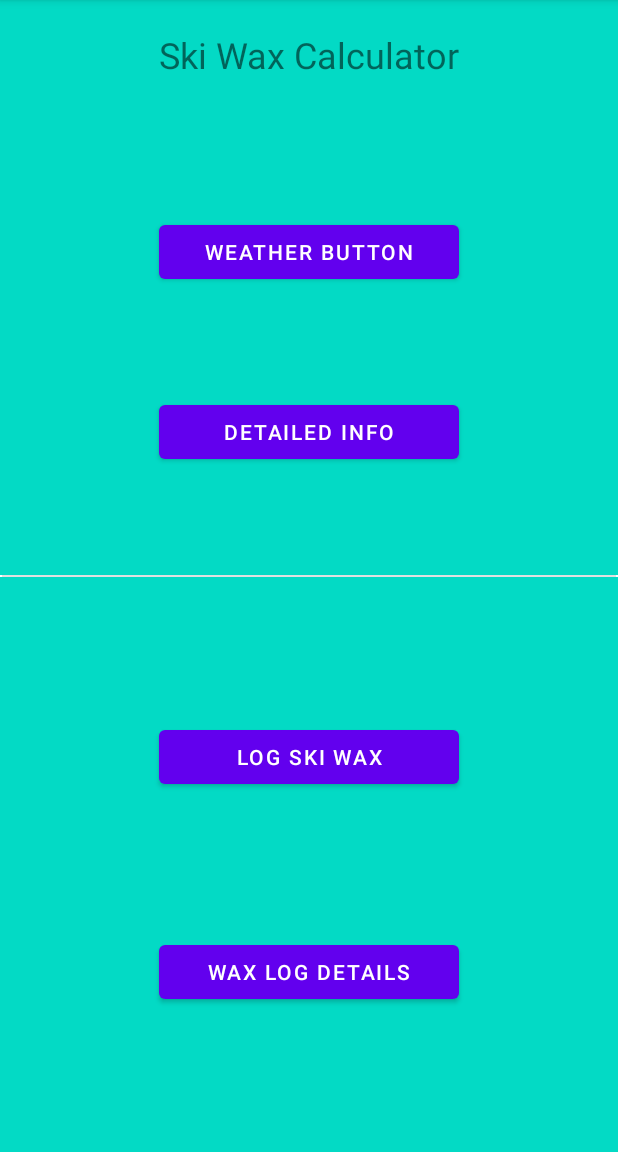
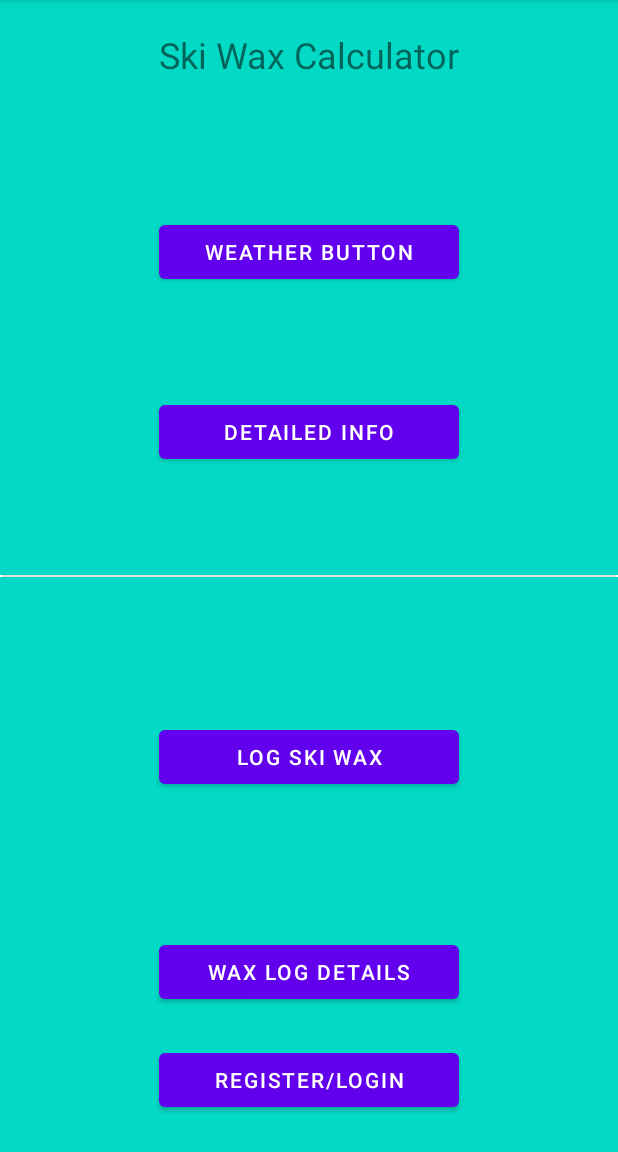
Before and after one commit to ALentini222/COMP3025Assignment, an Android app: the screen it shows after launch (MainActivity), on a phone screen of 412 x 824 dp, the part 84-1236 px from its top. Run offline under Robolectric (Android 15) with nearby library versions, the phone set to English and light mode, and no system bars.

Commit message:
Views and Controllers for the important stuff created

```diff
--- a/app/build.gradle
+++ b/app/build.gradle
@@ -1,7 +1,6 @@
 plugins {
     id 'com.android.application'
     id 'kotlin-android'
-    id 'com.google.gms.google-services'
 }
 
 android {
@@ -45,7 +44,6 @@ dependencies {
     implementation 'com.google.android.material:material:1.5.0'
     implementation 'androidx.constraintlayout:constraintlayout:2.1.3'
     implementation 'androidx.gridlayout:gridlayout:1.0.0'
-    implementation 'com.google.firebase:firebase-firestore:24.0.2'
     androidTestImplementation 'androidx.test.ext:junit:1.1.3'
     androidTestImplementation 'androidx.test.espresso:espresso-core:3.4.0'
 }
--- a/app/src/main/res/layout/activity_main.xml
+++ b/app/src/main/res/layout/activity_main.xml
@@ -1,6 +1,5 @@
 <?xml version="1.0" encoding="utf-8"?>
-<androidx.constraintlayout.widget.ConstraintLayout
-    xmlns:android="http://schemas.android.com/apk/res/android"
+<androidx.constraintlayout.widget.ConstraintLayout xmlns:android="http://schemas.android.com/apk/res/android"
     xmlns:app="http://schemas.android.com/apk/res-auto"
     xmlns:tools="http://schemas.android.com/tools"
     android:layout_width="match_parent"
@@ -45,14 +44,13 @@
         android:id="@+id/titleText"
         android:layout_width="400dp"
         android:layout_height="wrap_content"
+        android:padding="20dp"
         android:text="@string/ski_wax_calculator"
-        android:padding="20dp"
+        android:textAlignment="center"
+        android:textSize="24sp"
         app:layout_constraintEnd_toEndOf="parent"
         app:layout_constraintStart_toStartOf="parent"
-        app:layout_constraintTop_toTopOf="@+id/glideWaxView"
-        android:textAlignment="center"
-        android:textSize="24dp"
-        />
+        app:layout_constraintTop_toTopOf="@+id/glideWaxView" />
 
     <Button
         android:id="@+id/weatherButton"
@@ -62,8 +60,7 @@
         app:layout_constraintBottom_toTopOf="@+id/detailedInfoButton"
         app:layout_constraintEnd_toEndOf="parent"
         app:layout_constraintStart_toStartOf="parent"
-        app:layout_constraintTop_toBottomOf="@+id/titleText"
-        />
+        app:layout_constraintTop_toBottomOf="@+id/titleText" />
 
     <Button
         android:id="@+id/detailedInfoButton"
@@ -76,6 +73,16 @@
         app:layout_constraintTop_toBottomOf="@+id/weatherButton" />
 
     <Button
+        android:id="@+id/waxLogDetailsButton"
+        android:layout_width="@dimen/button_width"
+        android:layout_height="wrap_content"
+        android:text="@string/wax_log_details"
+        app:layout_constraintBottom_toBottomOf="@+id/gripWaxView"
+        app:layout_constraintEnd_toEndOf="parent"
+        app:layout_constraintStart_toStartOf="parent"
+        app:layout_constraintTop_toBottomOf="@+id/skiWaxLogButton" />
+
+    <Button
         android:id="@+id/skiWaxLogButton"
         android:layout_width="@dimen/button_width"
         android:layout_height="wrap_content"
@@ -86,14 +93,13 @@
         app:layout_constraintTop_toBottomOf="@+id/divider" />
 
     <Button
-        android:id="@+id/waxLogDetailsButton"
+        android:id="@+id/registerLogin"
         android:layout_width="@dimen/button_width"
         android:layout_height="wrap_content"
-        android:text="@string/wax_log_details"
-        app:layout_constraintBottom_toBottomOf="@+id/gripWaxView"
+        android:text="@string/register_login"
+        app:layout_constraintBottom_toBottomOf="parent"
         app:layout_constraintEnd_toEndOf="parent"
         app:layout_constraintStart_toStartOf="parent"
-        app:layout_constraintTop_toBottomOf="@+id/skiWaxLogButton"
-        />
+        app:layout_constraintTop_toBottomOf="@+id/waxLogDetailsButton" />
 
 </androidx.constraintlayout.widget.ConstraintLayout>
--- a/app/src/main/res/values/strings.xml
+++ b/app/src/main/res/values/strings.xml
@@ -8,4 +8,7 @@
     <string name="detailed_info">Detailed Info</string>
     <string name="ski_wax_log">Ski Wax Log</string>
     <string name="wax_log_details">Wax Log Details</string>
+    <string name="register_login">Register/Login</string>
+    <string name="wax_history">Wax History</string>
+    <string name="wax_log">Wax Log</string>
 </resources>
--- a/build.gradle
+++ b/build.gradle
@@ -7,7 +7,6 @@ buildscript {
     dependencies {
         classpath "com.android.tools.build:gradle:7.0.4"
         classpath "org.jetbrains.kotlin:kotlin-gradle-plugin:1.6.10"
-        classpath 'com.google.gms:google-services:4.3.10'
 
         // NOTE: Do not place your application dependencies here; they belong
         // in the individual module build.gradle files
```
Also changed, not shown: app/src/main/java/com/lakehead1141007/comp3025assignment/DetailedWaxLogActivity.kt (added, +15 -0 lines), app/src/main/java/com/lakehead1141007/comp3025assignment/DetailedWeatherActivity.kt (added, +14 -0 lines), app/src/main/java/com/lakehead1141007/comp3025assignment/LogWaxActivity.kt (added, +17 -0 lines), app/src/main/java/com/lakehead1141007/comp3025assignment/WeatherButtonActivity.kt (added, +13 -0 lines), app/src/main/res/layout/activity_detailed_wax_log.xml (added, +20 -0 lines), app/src/main/res/layout/activity_detailed_weather.xml (added, +20 -0 lines), app/src/main/res/layout/activity_log_wax.xml (added, +20 -0 lines), app/src/main/res/layout/activity_weather_button.xml (added, +20 -0 lines).
